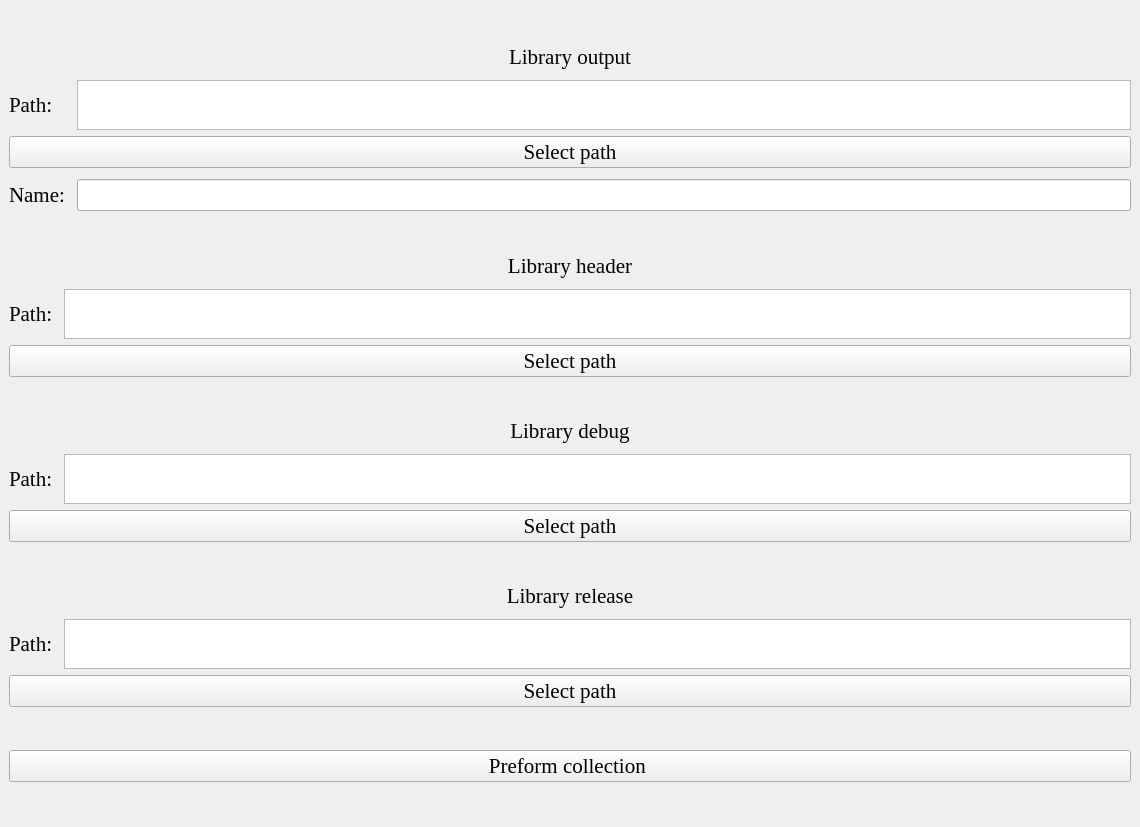
Before: the Qt Designer form WindowMain.ui in sailordi/Library_Collector, drawn with Qt 5.
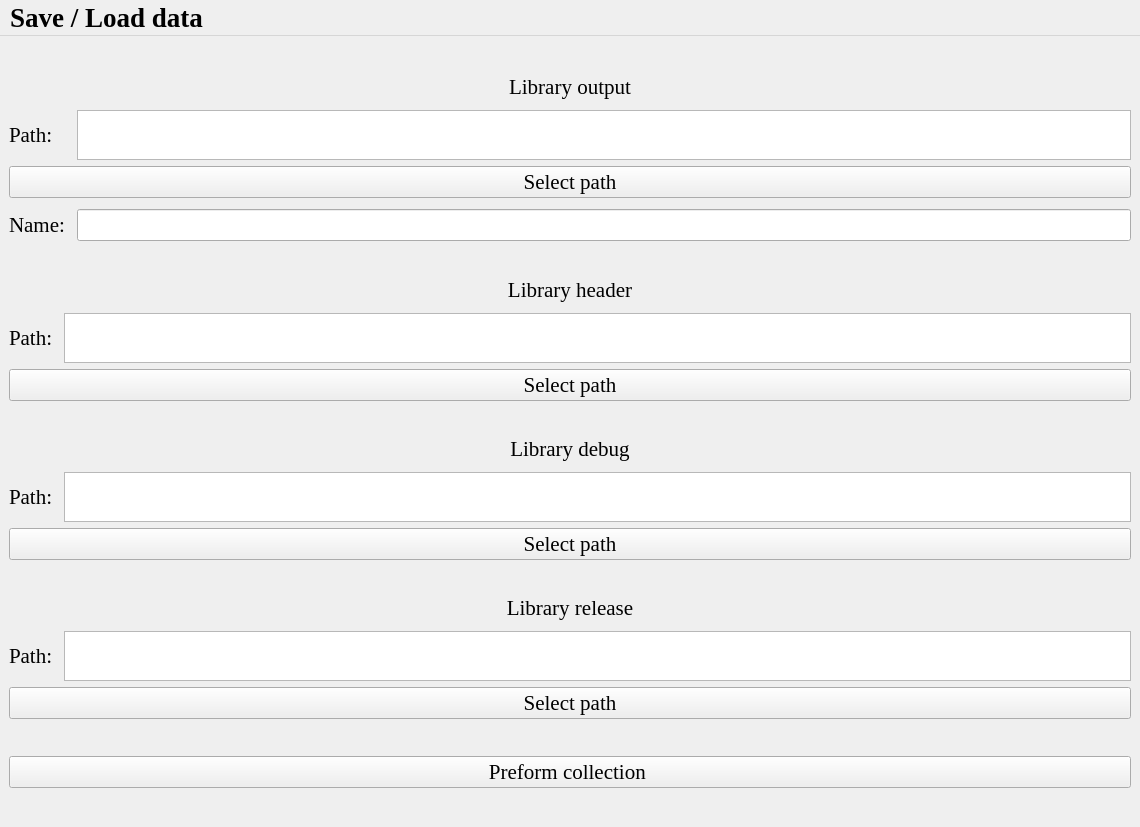
After: the same form once the commit is applied.

Commit message: Updated the ui with menu items for saving / loading the programs data

Patch:
```diff
--- a/WindowMain.ui
+++ b/WindowMain.ui
@@ -392,6 +392,15 @@
      <bold>true</bold>
     </font>
    </property>
+   <widget class="QMenu" name="menuSaveLoadData">
+    <property name="title">
+     <string>Save / Load data</string>
+    </property>
+    <addaction name="actionSaveData"/>
+    <addaction name="separator"/>
+    <addaction name="actionLoadData"/>
+   </widget>
+   <addaction name="menuSaveLoadData"/>
   </widget>
  </widget>
  <resources/>
```
Left out of the diff: 16 changed lines with no effect on the pictures.
